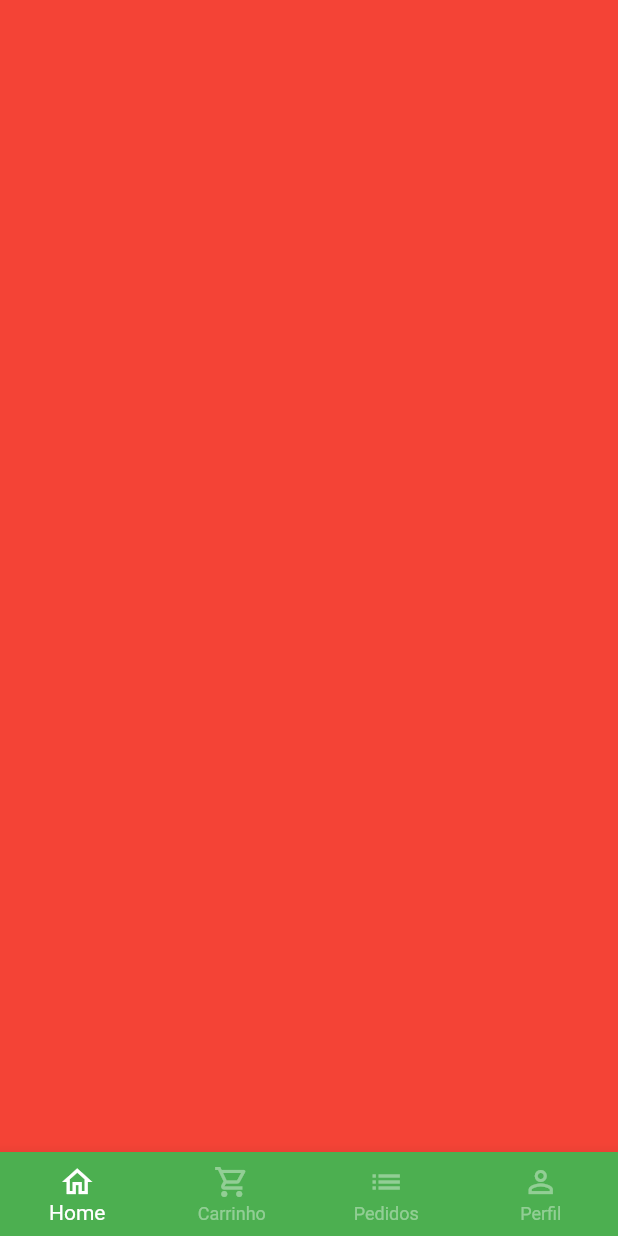
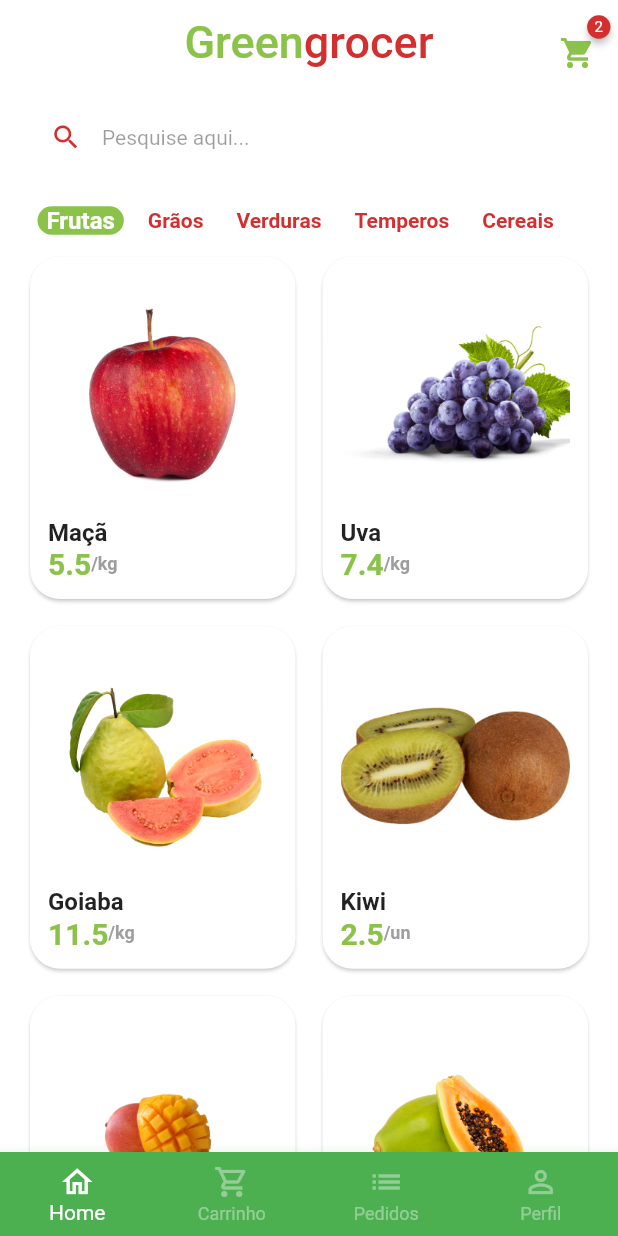
Before and after one commit to JulioCezar-1991/greengrocer_flutter_udemy, a Flutter app: the screen it shows after launch, after a tap on "Entrar", on a phone screen of 412 x 824 dp. Run offline on Flutter 3.47's test engine with Material 2 defaults, Android fonts, the phone set to English and light mode, and no system bars; drawn by our look-alikes of badges; our stand-ins replace animated_text_kit, mask_text_input_formatter.

Commit message:
created screen home_tab_ui

```diff
--- a/lib/main.dart
+++ b/lib/main.dart
@@ -1,6 +1,6 @@
 import 'package:flutter/material.dart';
 
-import 'src/auth/sign_in_screen.dart';
+import 'src/pages/auth/sign_in_screen.dart';
 
 void main() {
   runApp(const MyApp());
@@ -12,11 +12,13 @@ class MyApp extends StatelessWidget {
   @override
   Widget build(BuildContext context) {
     return MaterialApp(
-        title: 'Flutter Demo',
-        theme: ThemeData(
-          primarySwatch: Colors.green,
-        ),
-        debugShowCheckedModeBanner: false,
-        home: const SignInScreen());
+      title: 'Flutter Demo',
+      theme: ThemeData(
+        primarySwatch: Colors.green,
+        scaffoldBackgroundColor: Colors.white.withAlpha(190),
+      ),
+      debugShowCheckedModeBanner: false,
+      home: const SignInScreen(),
+    );
   }
 }
--- /dev/null
+++ b/lib/src/config/app_data.dart
@@ -0,0 +1,73 @@
+import 'package:greengrocer/src/model/item_model.dart';
+
+ItemModel apple = ItemModel(
+  description:
+      'A melhor maçã da região e que conta com o melhor preço de qualquer quitanda. Este item conta com vitaminas essenciais para o fortalecimento corporal, resultando em uma vida saudável.',
+  imgUrl: 'assets/fruits/apple.png',
+  itemName: 'Maçã',
+  price: 5.5,
+  unit: 'kg',
+);
+
+ItemModel grape = ItemModel(
+  imgUrl: 'assets/fruits/grape.png',
+  itemName: 'Uva',
+  price: 7.4,
+  unit: 'kg',
+  description:
+      'A melhor uva da região e que conta com o melhor preço de qualquer quitanda. Este item conta com vitaminas essenciais para o fortalecimento corporal, resultando em uma vida saudável.',
+);
+
+ItemModel guava = ItemModel(
+  imgUrl: 'assets/fruits/guava.png',
+  itemName: 'Goiaba',
+  price: 11.5,
+  unit: 'kg',
+  description:
+      'A melhor goiaba da região e que conta com o melhor preço de qualquer quitanda. Este item conta com vitaminas essenciais para o fortalecimento corporal, resultando em uma vida saudável.',
+);
+
+ItemModel kiwi = ItemModel(
+  imgUrl: 'assets/fruits/kiwi.png',
+  itemName: 'Kiwi',
+  price: 2.5,
+  unit: 'un',
+  description:
+      'O melhor kiwi da região e que conta com o melhor preço de qualquer quitanda. Este item conta com vitaminas essenciais para o fortalecimento corporal, resultando em uma vida saudável.',
+);
+
+ItemModel mango = ItemModel(
+  imgUrl: 'assets/fruits/mango.png',
+  itemName: 'Manga',
+  price: 2.5,
+  unit: 'un',
+  description:
+      'A melhor manga da região e que conta com o melhor preço de qualquer quitanda. Este item conta com vitaminas essenciais para o fortalecimento corporal, resultando em uma vida saudável.',
+);
+
+ItemModel papaya = ItemModel(
+  imgUrl: 'assets/fruits/papaya.png',
+  itemName: 'Mamão papaya',
+  price: 8,
+  unit: 'kg',
+  description:
+      'O melhor mamão da região e que conta com o melhor preço de qualquer quitanda. Este item conta com vitaminas essenciais para o fortalecimento corporal, resultando em uma vida saudável.',
+);
+
+// Lista de produtos
+List<ItemModel> items = [
+  apple,
+  grape,
+  guava,
+  kiwi,
+  mango,
+  papaya,
+];
+
+List<String> categorias = [
+  'Frutas',
+  'Grãos',
+  'Verduras',
+  'Temperos',
+  'Cereais',
+];
--- /dev/null
+++ b/lib/src/model/item_model.dart
@@ -0,0 +1,15 @@
+class ItemModel {
+  String itemName;
+  String imgUrl;
+  String unit;
+  double price;
+  String description;
+
+  ItemModel({
+    required this.description,
+    required this.price,
+    required this.unit,
+    required this.imgUrl,
+    required this.itemName,
+  });
+}
--- a/lib/src/auth/sign_in_screen.dart
+++ b/lib/src/pages/auth/sign_in_screen.dart
@@ -1,7 +1,8 @@
 import 'package:animated_text_kit/animated_text_kit.dart';
 import 'package:flutter/material.dart';
-import 'package:greengrocer/src/base/base_screen.dart';
+
 import 'package:greengrocer/src/config/custom_colors.dart';
+import 'package:greengrocer/src/pages/base/base_screen.dart';
 
 import 'components/custom_text_field.dart';
 import 'sign_up_screen.dart';
--- a/lib/src/auth/sign_up_screen.dart
+++ b/lib/src/pages/auth/sign_up_screen.dart
@@ -1,6 +1,6 @@
 import 'package:flutter/material.dart';
-import 'package:greengrocer/src/auth/components/custom_text_field.dart';
 import 'package:greengrocer/src/config/custom_colors.dart';
+import 'package:greengrocer/src/pages/auth/components/custom_text_field.dart';
 import 'package:mask_text_input_formatter/mask_text_input_formatter.dart';
 
 class SignUpScreen extends StatefulWidget {
--- a/lib/src/base/base_screen.dart
+++ b/lib/src/pages/base/base_screen.dart
@@ -1,4 +1,5 @@
 import 'package:flutter/material.dart';
+import 'package:greengrocer/src/pages/home/home_tab.dart';
 
 class BaseScreen extends StatefulWidget {
   const BaseScreen({Key? key}) : super(key: key);
@@ -18,7 +19,7 @@ class _BaseScreenState extends State<BaseScreen> {
         physics: const NeverScrollableScrollPhysics(),
         controller: pageController,
         children: [
-          Container(color: Colors.red),
+          const HomeTab(),
           Container(color: Colors.yellow),
           Container(color: Colors.blue),
           Container(color: Colors.purple),
--- /dev/null
+++ b/lib/src/pages/home/components/category_tile.dart
@@ -0,0 +1,43 @@
+import 'package:flutter/material.dart';
+import 'package:greengrocer/src/config/custom_colors.dart';
+
+class CategoryTile extends StatelessWidget {
+  const CategoryTile({
+    Key? key,
+    required this.category,
+    required this.isSelected,
+    required this.onPressed,
+  }) : super(key: key);
+
+  final String category;
+  final bool isSelected;
+  final VoidCallback onPressed;
+
+  @override
+  Widget build(BuildContext context) {
+    return GestureDetector(
+      onTap: onPressed,
+      child: Align(
+        alignment: Alignment.center,
+        child: Container(
+          padding: const EdgeInsets.symmetric(horizontal: 6),
+          decoration: BoxDecoration(
+            borderRadius: BorderRadius.circular(10),
+            color: isSelected
+                ? CustomColors.customSwatchColor
+                : Colors.transparent,
+          ),
+          child: Text(
+            category,
+            style: TextStyle(
+              color:
+                  isSelected ? Colors.white : CustomColors.customContrastColor,
+              fontWeight: FontWeight.bold,
+              fontSize: isSelected ? 16 : 14,
+            ),
+          ),
+        ),
+      ),
+    );
+  }
+}
--- /dev/null
+++ b/lib/src/pages/home/components/item_tile.dart
@@ -0,0 +1,56 @@
+import 'package:flutter/material.dart';
+import 'package:greengrocer/src/config/custom_colors.dart';
+import 'package:greengrocer/src/model/item_model.dart';
+
+class ItemTile extends StatelessWidget {
+  const ItemTile({Key? key, required this.item}) : super(key: key);
+
+  final ItemModel item;
+
+  @override
+  Widget build(BuildContext context) {
+    return Card(
+      elevation: 1,
+      shadowColor: Colors.grey.shade300,
+      shape: RoundedRectangleBorder(
+        borderRadius: BorderRadius.circular(20),
+      ),
+      child: Padding(
+        padding: const EdgeInsets.all(12.0),
+        child: Column(
+          crossAxisAlignment: CrossAxisAlignment.stretch,
+          children: [
+            Expanded(
+              child: Image.asset(item.imgUrl),
+            ),
+            Text(
+              item.itemName,
+              style: const TextStyle(
+                fontSize: 16,
+                fontWeight: FontWeight.bold,
+              ),
+            ),
+            Row(
+              children: [
+                Text(
+                  item.price.toString(),
+                  style: TextStyle(
+                      fontWeight: FontWeight.bold,
+                      fontSize: 20,
+                      color: CustomColors.customSwatchColor),
+                ),
+                Text(
+                  '/${item.unit}',
+                  style: TextStyle(
+                      color: Colors.grey.shade500,
+                      fontWeight: FontWeight.bold,
+                      fontSize: 12),
+                )
+              ],
+            )
+          ],
+        ),
+      ),
+    );
+  }
+}
--- /dev/null
+++ b/lib/src/pages/home/home_tab.dart
@@ -0,0 +1,151 @@
+import 'package:badges/badges.dart';
+import 'package:flutter/material.dart';
+import 'package:greengrocer/src/config/app_data.dart' as app_data;
+import 'package:greengrocer/src/config/custom_colors.dart';
+import 'package:greengrocer/src/pages/home/components/item_tile.dart';
+
+import 'components/category_tile.dart';
+
+class HomeTab extends StatefulWidget {
+  const HomeTab({Key? key}) : super(key: key);
+
+  @override
+  State<HomeTab> createState() => _HomeTabState();
+}
+
+class _HomeTabState extends State<HomeTab> {
+  String selectedCategory = 'Frutas';
+
+  @override
+  Widget build(BuildContext context) {
+    return Scaffold(
+      appBar: AppBar(
+        backgroundColor: Colors.transparent,
+        elevation: 0,
+        centerTitle: true,
+        title: Text.rich(
+          TextSpan(
+            style: const TextStyle(
+              fontSize: 30,
+            ),
+            children: [
+              TextSpan(
+                  text: 'Green',
+                  style: TextStyle(
+                    color: CustomColors.customSwatchColor,
+                  )),
+              TextSpan(
+                text: 'grocer',
+                style: TextStyle(
+                  color: CustomColors.customContrastColor,
+                ),
+              )
+            ],
+          ),
+        ),
+        actions: [
+          Padding(
+            padding: const EdgeInsets.only(
+              top: 15,
+              right: 15,
+            ),
+            child: GestureDetector(
+              onTap: () {},
+              child: Badge(
+                badgeColor: CustomColors.customContrastColor,
+                badgeContent: const Text(
+                  '2',
+                  style: TextStyle(
+                    color: Colors.white,
+                    fontSize: 10,
+                  ),
+                ),
+                child: Icon(
+                  Icons.shopping_cart,
+                  color: CustomColors.customSwatchColor,
+                ),
+              ),
+            ),
+          )
+        ],
+      ),
+      body: Column(
+        children: [
+          //Campo de Pesquisa
+          Padding(
+            padding: const EdgeInsets.symmetric(
+              horizontal: 20,
+              vertical: 10,
+            ),
+            child: TextFormField(
+              decoration: InputDecoration(
+                filled: true,
+                fillColor: Colors.white,
+                isDense: true,
+                hintText: 'Pesquise aqui...',
+                hintStyle: const TextStyle(
+                  color: Colors.black38,
+                  fontSize: 14,
+                ),
+                prefixIcon: Icon(
+                  Icons.search,
+                  color: CustomColors.customContrastColor,
+                  size: 21,
+                ),
+                border: OutlineInputBorder(
+                  borderRadius: BorderRadius.circular(60),
+                  borderSide: const BorderSide(
+                    width: 0,
+                    style: BorderStyle.none,
+                  ),
+                ),
+              ),
+            ),
+          ),
+          // Categorias
+          Container(
+            padding: const EdgeInsets.only(left: 25),
+            child: SizedBox(
+              height: 40,
+              child: ListView.separated(
+                scrollDirection: Axis.horizontal,
+                itemBuilder: (_, index) {
+                  return CategoryTile(
+                    onPressed: (() {
+                      setState(() {
+                        selectedCategory = app_data.categorias[index];
+                      });
+                    }),
+                    category: app_data.categorias[index],
+                    isSelected: app_data.categorias[index] == selectedCategory,
+                  );
+                },
+                separatorBuilder: (_, index) => const SizedBox(width: 10),
+                itemCount: app_data.categorias.length,
+              ),
+            ),
+          ),
+          //Grid
+          Expanded(
+            child: GridView.builder(
+              padding: const EdgeInsets.fromLTRB(16, 0, 16, 16),
+              physics: const BouncingScrollPhysics(),
+              gridDelegate: const SliverGridDelegateWithFixedCrossAxisCount(
+                crossAxisCount: 2,
+                mainAxisSpacing: 10,
+                crossAxisSpacing: 10,
+                childAspectRatio: 9 / 11.5,
+              ),
+              itemCount: app_data.items.length,
+              itemBuilder: (_, index) {
+                return ItemTile(
+                  item: app_data.items[index],
+                );
+              },
+            ),
+          ),
+        ],
+      ),
+    );
+  }
+}
--- a/pubspec.yaml
+++ b/pubspec.yaml
@@ -36,6 +36,7 @@ dependencies:
   cupertino_icons: ^1.0.2
   animated_text_kit: ^4.2.2
   mask_text_input_formatter: ^2.4.0
+  badges: ^2.0.1
 
 dev_dependencies:
   flutter_test:
@@ -60,8 +61,8 @@ flutter:
   uses-material-design: true
 
   # To add assets to your application, add an assets section, like this:
-  # assets:
-  #   - images/a_dot_burr.jpeg
+  assets:
+   - assets/fruits/
   #   - images/a_dot_ham.jpeg
 
   # An image asset can refer to one or more resolution-specific "variants", see
```
Also changed, not shown: assets/fruits/apple.png (added), assets/fruits/grape.png (added), assets/fruits/guava.png (added), assets/fruits/kiwi.png (added), assets/fruits/mango.png (added), assets/fruits/papaya.png (added), lib/src/pages/auth/components/custom_text_field.dart (renamed from lib/src/auth/components/custom_text_field.dart), pubspec.lock.
